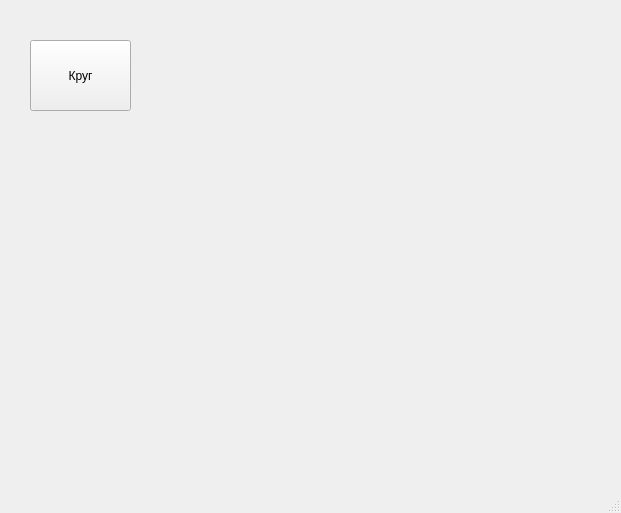
Old version of the form UI.ui in the repository koshelev-forwork/git_project1.
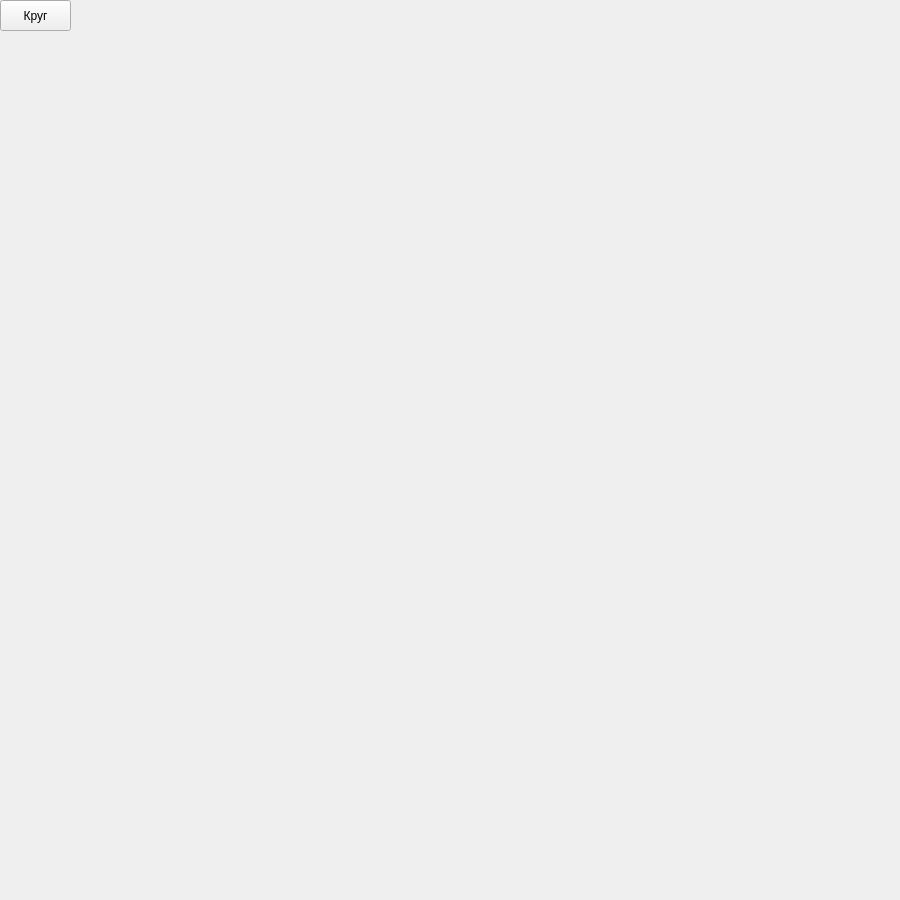
New version of the form.

Commit message: Git и желтые окружности

What changed in the file:
```diff
--- a/UI.ui
+++ b/UI.ui
@@ -6,8 +6,8 @@
    <rect>
     <x>0</x>
     <y>0</y>
-    <width>621</width>
-    <height>513</height>
+    <width>900</width>
+    <height>900</height>
    </rect>
   </property>
   <property name="windowTitle">
@@ -17,10 +17,10 @@
    <widget class="QPushButton" name="crug">
     <property name="geometry">
      <rect>
-      <x>30</x>
-      <y>40</y>
-      <width>101</width>
-      <height>71</height>
+      <x>0</x>
+      <y>0</y>
+      <width>71</width>
+      <height>31</height>
      </rect>
     </property>
     <property name="text">
@@ -28,17 +28,6 @@
     </property>
    </widget>
   </widget>
-  <widget class="QMenuBar" name="menubar">
-   <property name="geometry">
-    <rect>
-     <x>0</x>
-     <y>0</y>
-     <width>621</width>
-     <height>21</height>
-    </rect>
-   </property>
-  </widget>
-  <widget class="QStatusBar" name="statusbar"/>
  </widget>
  <resources/>
  <connections/>
```
The commit also changes 1 other file.
